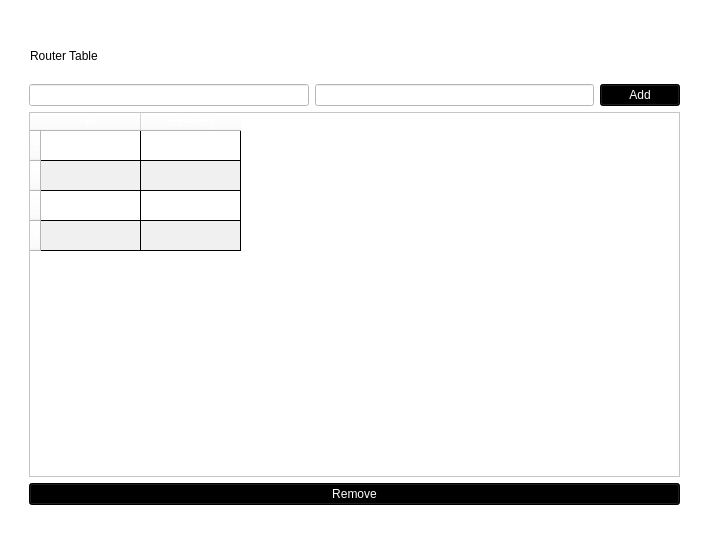
thaisdb/TCC, file NEW/router.ui: the form before one commit.
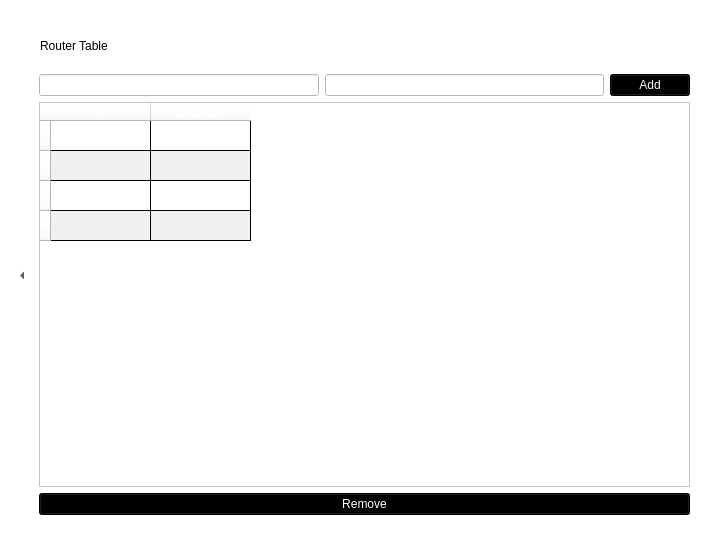
The form after the commit.

Patch:
```diff
--- a/NEW/router.ui
+++ b/NEW/router.ui
@@ -9,7 +9,7 @@
    <rect>
     <x>0</x>
     <y>0</y>
-    <width>708</width>
+    <width>720</width>
     <height>540</height>
    </rect>
   </property>
@@ -37,10 +37,10 @@
   <widget class="QWidget" name="verticalLayoutWidget">
    <property name="geometry">
     <rect>
-     <x>29</x>
-     <y>84</y>
+     <x>39</x>
+     <y>74</y>
      <width>651</width>
-     <height>421</height>
+     <height>441</height>
     </rect>
    </property>
    <layout class="QVBoxLayout" name="verticalLayout">
@@ -167,8 +167,8 @@
   <widget class="QLabel" name="label">
    <property name="geometry">
     <rect>
-     <x>30</x>
-     <y>40</y>
+     <x>40</x>
+     <y>30</y>
      <width>241</width>
      <height>31</height>
     </rect>
@@ -180,6 +180,28 @@
     <string>Router Table</string>
    </property>
   </widget>
+  <widget class="QToolButton" name="toolButton">
+   <property name="geometry">
+    <rect>
+     <x>10</x>
+     <y>30</y>
+     <width>24</width>
+     <height>491</height>
+    </rect>
+   </property>
+   <property name="text">
+    <string>...</string>
+   </property>
+   <property name="popupMode">
+    <enum>QToolButton::InstantPopup</enum>
+   </property>
+   <property name="autoRaise">
+    <bool>true</bool>
+   </property>
+   <property name="arrowType">
+    <enum>Qt::LeftArrow</enum>
+   </property>
+  </widget>
  </widget>
  <resources/>
  <connections/>
```
